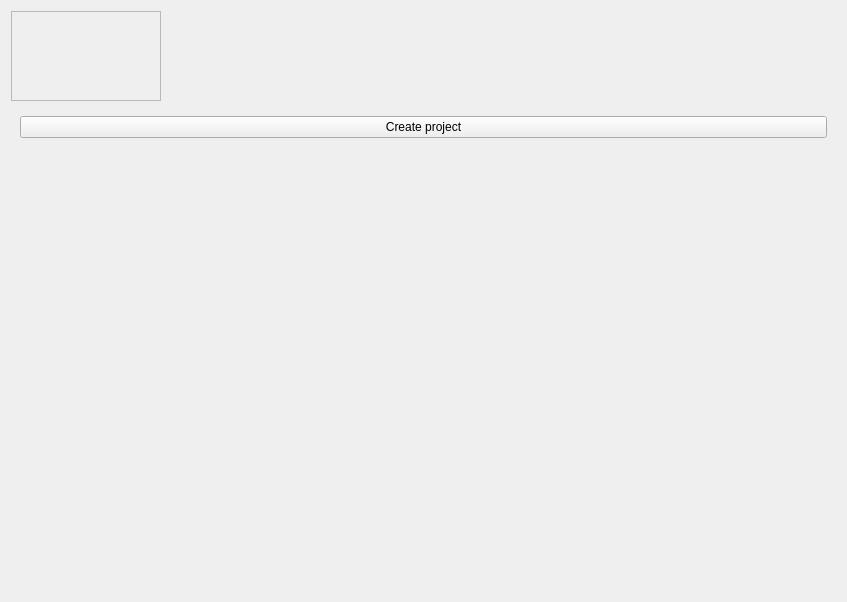
This is src/app/ui/home.ui in tepou21626/VizFlix as Qt 5 draws it before an edit. The edited form follows.
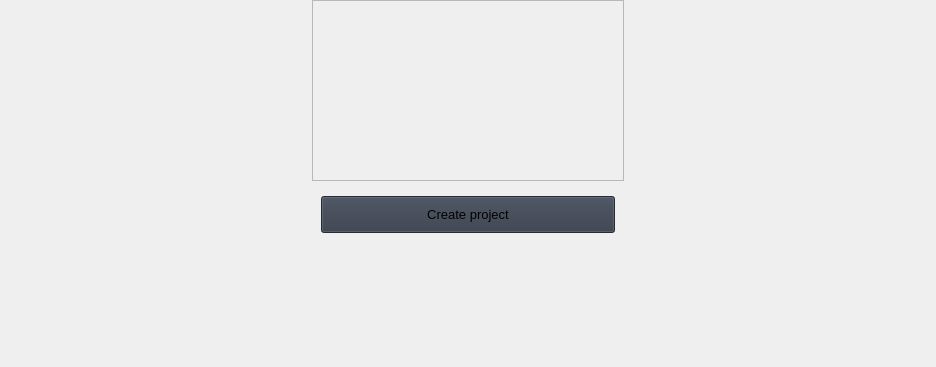
This is the edited form. Icons and pictures are not drawn.

Diff of the .ui file:
```diff
--- a/src/app/ui/home.ui
+++ b/src/app/ui/home.ui
@@ -6,20 +6,66 @@
    <rect>
     <x>0</x>
     <y>0</y>
-    <width>847</width>
-    <height>602</height>
+    <width>936</width>
+    <height>367</height>
    </rect>
   </property>
+  <property name="sizePolicy">
+   <sizepolicy hsizetype="Expanding" vsizetype="Expanding">
+    <horstretch>0</horstretch>
+    <verstretch>0</verstretch>
+   </sizepolicy>
+  </property>
   <property name="windowTitle">
    <string>Form</string>
   </property>
   <layout class="QVBoxLayout" name="verticalLayout_3">
+   <property name="sizeConstraint">
+    <enum>QLayout::SetNoConstraint</enum>
+   </property>
+   <property name="leftMargin">
+    <number>0</number>
+   </property>
+   <property name="topMargin">
+    <number>0</number>
+   </property>
+   <property name="rightMargin">
+    <number>0</number>
+   </property>
+   <property name="bottomMargin">
+    <number>0</number>
+   </property>
    <item>
     <layout class="QVBoxLayout" name="verticalLayout_2">
+     <property name="sizeConstraint">
+      <enum>QLayout::SetNoConstraint</enum>
+     </property>
      <item>
       <layout class="QHBoxLayout" name="horizontalLayout">
+       <property name="bottomMargin">
+        <number>0</number>
+       </property>
+       <item>
+        <spacer name="horizontalSpacer">
+         <property name="orientation">
+          <enum>Qt::Horizontal</enum>
+         </property>
+         <property name="sizeHint" stdset="0">
+          <size>
+           <width>40</width>
+           <height>20</height>
+          </size>
+         </property>
+        </spacer>
+       </item>
        <item>
         <widget class="QFrame" name="frame">
+         <property name="sizePolicy">
+          <sizepolicy hsizetype="Expanding" vsizetype="Expanding">
+           <horstretch>0</horstretch>
+           <verstretch>0</verstretch>
+          </sizepolicy>
+         </property>
          <property name="minimumSize">
           <size>
            <width>150</width>
@@ -28,8 +74,8 @@
          </property>
          <property name="maximumSize">
           <size>
-           <width>150</width>
-           <height>90</height>
+           <width>16777215</width>
+           <height>16777215</height>
           </size>
          </property>
          <property name="styleSheet">
@@ -44,13 +90,10 @@
         </widget>
        </item>
        <item>
-        <spacer name="horizontalSpacer">
+        <spacer name="horizontalSpacer_4">
          <property name="orientation">
           <enum>Qt::Horizontal</enum>
          </property>
-         <property name="sizeType">
-          <enum>QSizePolicy::Expanding</enum>
-         </property>
          <property name="sizeHint" stdset="0">
           <size>
            <width>40</width>
@@ -58,17 +101,31 @@
           </size>
          </property>
         </spacer>
-       </item>
-      </layout>
      </item>
     </layout>
    </item>
    <item>
     <layout class="QHBoxLayout" name="horizontalLayout_2">
+       <property name="sizeConstraint">
+        <enum>QLayout::SetNoConstraint</enum>
+       </property>
+       <item>
+        <spacer name="horizontalSpacer_2">
+         <property name="orientation">
+          <enum>Qt::Horizontal</enum>
+         </property>
+         <property name="sizeHint" stdset="0">
+          <size>
+           <width>40</width>
+           <height>20</height>
+          </size>
+         </property>
+        </spacer>
+       </item>
      <item>
       <widget class="QWidget" name="widget" native="true">
        <property name="sizePolicy">
-        <sizepolicy hsizetype="Preferred" vsizetype="Expanding">
+          <sizepolicy hsizetype="Expanding" vsizetype="Expanding">
          <horstretch>0</horstretch>
          <verstretch>0</verstretch>
         </sizepolicy>
@@ -76,8 +133,30 @@
        <layout class="QVBoxLayout" name="verticalLayout_5">
         <item>
          <layout class="QVBoxLayout" name="verticalLayout_4">
+            <property name="sizeConstraint">
+             <enum>QLayout::SetNoConstraint</enum>
+            </property>
           <item>
            <widget class="QPushButton" name="create_project_push_button">
+              <property name="sizePolicy">
+               <sizepolicy hsizetype="Expanding" vsizetype="Fixed">
+                <horstretch>0</horstretch>
+                <verstretch>0</verstretch>
+               </sizepolicy>
+              </property>
+              <property name="font">
+               <font>
+                <family>Segoe UI</family>
+                <pointsize>10</pointsize>
+               </font>
+              </property>
+              <property name="cursor">
+               <cursorShape>PointingHandCursor</cursorShape>
+              </property>
+              <property name="styleSheet">
+               <string notr="true">background-color: rgb(52, 59, 72);
+padding: 10;</string>
+              </property>
             <property name="text">
              <string>Create project</string>
             </property>
@@ -104,6 +183,21 @@
         </item>
        </layout>
       </widget>
+       </item>
+       <item>
+        <spacer name="horizontalSpacer_3">
+         <property name="orientation">
+          <enum>Qt::Horizontal</enum>
+         </property>
+         <property name="sizeHint" stdset="0">
+          <size>
+           <width>40</width>
+           <height>20</height>
+          </size>
+         </property>
+        </spacer>
+       </item>
+      </layout>
      </item>
     </layout>
    </item>
```
Left out of the diff: 2 changed lines with no effect on the pictures. Lines whose indentation alone changed are shown as unchanged.
